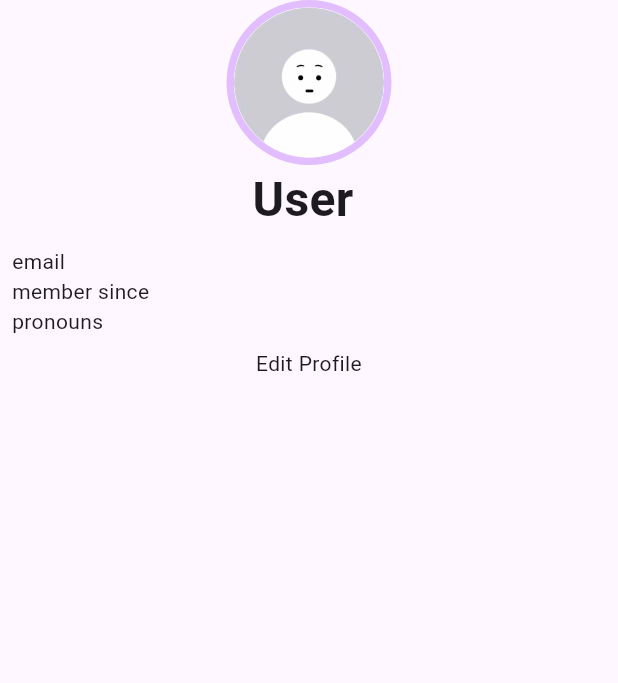
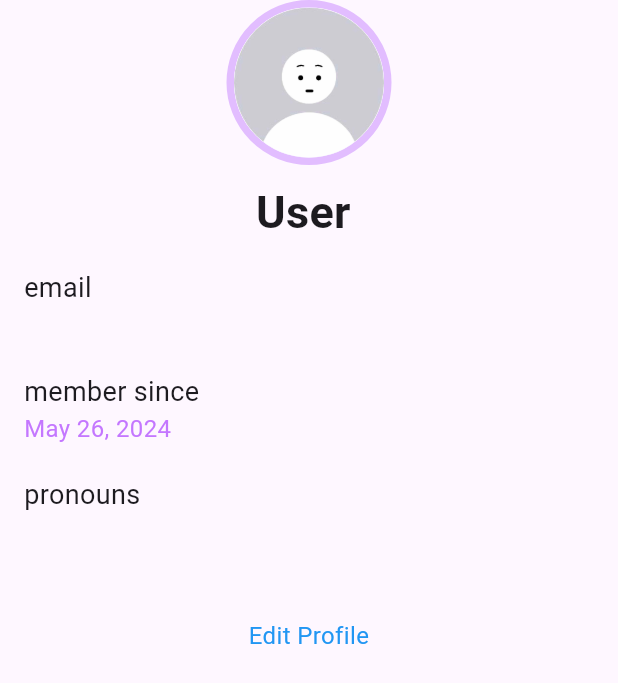
Before and after one commit to naomehmi/betterU-flutter-assignment, a Flutter app: the Profile screen opened directly, on a phone screen of 412 x 824 dp. Shown: the top 683 px of the screen. Run offline on Flutter 3.47's test engine with Material 3 defaults, Android fonts, the phone set to English and light mode, and no system bars; our stand-ins replace carousel_slider, gradient_borders, timeago, timeline_tile, youtube_player_flutter; accounts and stored records are empty.

Commit message:
adding profile page and it's function, pronouns showed automatically depends on gender choose

```diff
--- a/better_u/lib/models/drawer/drawer.dart
+++ b/better_u/lib/models/drawer/drawer.dart
@@ -89,7 +89,6 @@ class CustomDrawer extends StatelessWidget {
                 Navigator.pop(context);
               },
             ),
-            const SizedBox(height: 10),
             ListTile(
               leading: const Icon(Icons.settings,
                   color: Color.fromARGB(255, 226, 189, 255)),
--- a/better_u/lib/models/objects/user.dart
+++ b/better_u/lib/models/objects/user.dart
@@ -1,8 +1,8 @@
 import 'package:better_u/state_management/user_management.dart';
 
 class User {
-  User(
-      {required this.firstName,
+  User({
+    required this.firstName,
     required this.lastName,
     required this.email,
     required this.password,
@@ -12,6 +12,8 @@ class User {
     this.autoPlay = false,
     this.profilePic = 'assets/other/default-profile.jpg',
     this.role = 'Rookie',
+    required this.pronouns,
+    required this.memberSince,
   });
 
   String firstName;
@@ -24,4 +26,6 @@ class User {
   String profilePic;
   String role;
   Set<int> likedPosts;
+  String pronouns;
+  DateTime memberSince;
 }
--- a/better_u/lib/screens/main/profile.dart
+++ b/better_u/lib/screens/main/profile.dart
@@ -1,21 +1,24 @@
 import 'package:better_u/models/objects/user.dart';
+import 'package:better_u/screens/main/editprofilepage.dart';
 import 'package:better_u/state_management/user_management.dart';
 import 'package:flutter/material.dart';
 import 'package:provider/provider.dart';
+import 'package:intl/intl.dart';
 
 class Profile extends StatelessWidget {
   const Profile({super.key});
 
   @override
   Widget build(BuildContext context) {
-    User currentUser =
-        Provider.of<UserManagement>(context, listen: false).loggedInUser;
     return Scaffold(
       body: Column(
         children: [
           SizedBox(
             width: double.infinity,
-            child: Column(
+            child: Consumer<UserManagement>(
+              builder: (context, userManagement, child) {
+                User currentUser = userManagement.loggedInUser;
+                return Column(
                   crossAxisAlignment: CrossAxisAlignment.center,
                   children: [
                     Container(
@@ -31,42 +34,94 @@ class Profile extends StatelessWidget {
                         backgroundImage: AssetImage(currentUser.profilePic),
                       ),
                     ),
+                    const SizedBox(height: 10),
                     Text(
                       "${currentUser.firstName} ${currentUser.lastName}",
-                  style: const TextStyle(fontSize: 32, fontWeight: FontWeight.bold),
+                      style: const TextStyle(
+                          fontSize: 30, fontWeight: FontWeight.bold),
                     ),
                   ],
+                );
+              },
             ),
           ),
-          const Padding(
-            padding: EdgeInsets.all(8.0),
+          Padding(
+            padding: const EdgeInsets.all(16.0),
             child: SizedBox(
               width: double.infinity,
               child: Column(
                 crossAxisAlignment: CrossAxisAlignment.start,
                 children: [
-                  Text(
+                  const Text(
                     "email",
                     textAlign: TextAlign.left,
+                    style: TextStyle(fontSize: 18),
                   ),
-                  Text(
+                  Consumer<UserManagement>(
+                    builder: (context, userManagement, child) {
+                      return Text(
+                        userManagement.loggedInUser.email,
+                        style: const TextStyle(fontSize: 16, color: Color.fromARGB(255, 196, 119, 255)),
+                      );
+                    },
+                  ),
+                  const SizedBox(height: 20),
+                  const Text(
                     "member since",
                     textAlign: TextAlign.left,
+                    style: TextStyle(fontSize: 18),
                   ),
-                  Text(
+                  Consumer<UserManagement>(
+                    builder: (context, userManagement, child) {
+                      DateTime memberSinceDate = userManagement.loggedInUser.memberSince;
+                      String memberSince = DateFormat.yMMMMd().format(memberSinceDate);
+                      return Text(
+                        memberSince,
+                        style: const TextStyle(
+                          fontSize: 16,
+                          color: Color.fromARGB(255, 196, 119, 255),
+                        ),
+                      );
+                    },
+                  ),
+                  const SizedBox(height: 20),
+                  const Text(
                     "pronouns",
                     textAlign: TextAlign.left,
+                    style: TextStyle(fontSize: 18),
+                  ),
+                  Consumer<UserManagement>(
+                    builder: (context, userManagement, child) {
+                      String pronouns = userManagement.loggedInUser.pronouns;
+                      return Text(
+                        pronouns,
+                        style: const TextStyle(
+                          fontSize: 16,
+                          color: Color.fromARGB(255, 196, 119, 255)
+                        ),
+                      );
+                    },
                   ),
                 ],
               ),
             ),
           ),
-          const SizedBox(
-              child: Center(
+          const SizedBox(height: 30),
+          GestureDetector(
+            onTap: () {
+              Navigator.push(
+                context,
+                MaterialPageRoute(builder: (context) => const EditProfilePage()),
+              );
+            },
+            child: const Center(
               child: Text(
                 "Edit Profile",
                 textAlign: TextAlign.end,
-          )))
+                style: TextStyle(color: Colors.blue, fontSize: 16),
+              ),
+            ),
+          ),
         ],
       ),
     );
```
Also changed, not shown: better_u/lib/screens/main/editprofilepage.dart (added, +57 -0 lines), better_u/lib/screens/user_related/sign_up.dart (+7 -2 lines), better_u/lib/state_management/user_management.dart (+112 -7 lines). Lines whose indentation alone changed are shown as unchanged.
